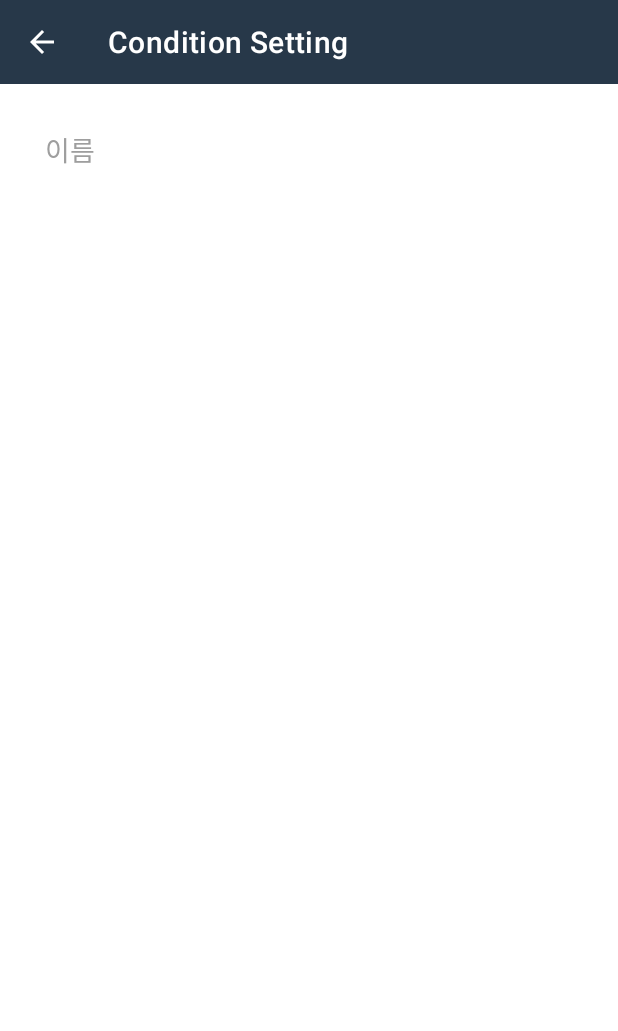
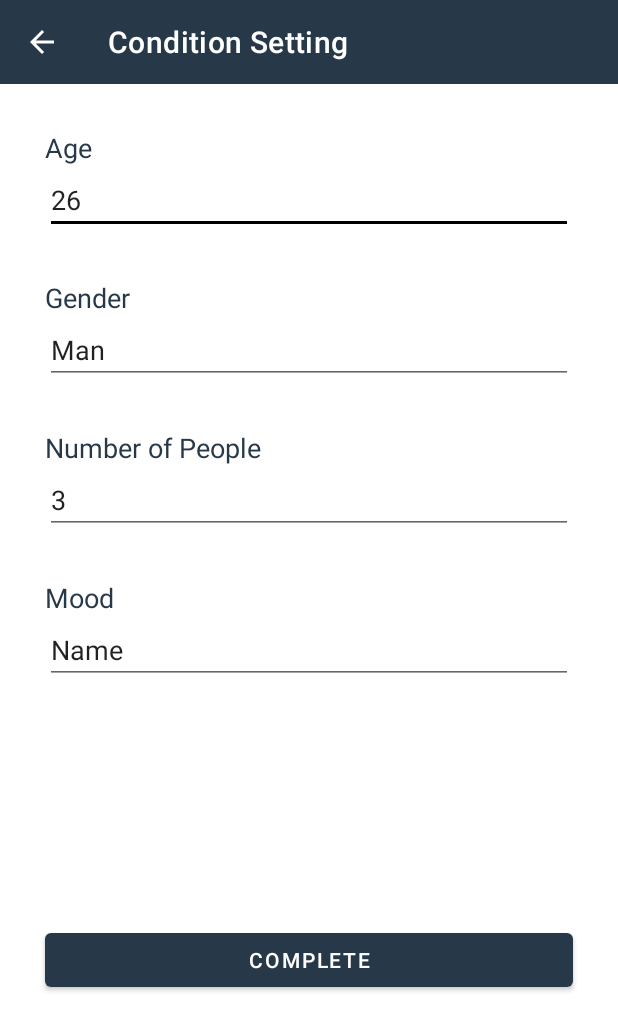
Before and after one commit to Capstone-Medium-Distance-App/Capstone-MDA-Android, an Android app: the LocationSettingFragment screen opened directly, with no data from a screen before it, on a phone screen of 412 x 824 dp. Shown: the top 1031 px of the screen. Run offline under Robolectric (Android 15) with nearby library versions, the light colour scheme and no system bars.

Commit message:
Create : location_setting 뷰와 location_main 뷰 완성

```diff
--- a/app/src/main/res/layout/fragment_location_setting.xml
+++ b/app/src/main/res/layout/fragment_location_setting.xml
@@ -11,6 +11,7 @@
         android:id="@+id/toolbar" />
 
     <LinearLayout
+        android:id="@+id/linearLayout"
         android:layout_width="match_parent"
         android:layout_height="wrap_content"
         android:layout_marginStart="30dp"
@@ -27,10 +28,86 @@
             android:layout_width="match_parent"
             android:layout_height="wrap_content"
             android:lineSpacingExtra="9sp"
-            android:text="이름"
-            android:textColor="@color/graytxt"
+            android:text="Age"
+            android:textColor="#273849"
             android:textSize="18sp"
             android:textStyle="normal" />
+
+        <EditText
+            android:id="@+id/edit_locationsetting_age"
+            android:layout_width="match_parent"
+            android:layout_height="wrap_content"
+            android:ems="10"
+            android:inputType="textPersonName"
+            android:text="26" />
+
+        <TextView
+            android:id="@+id/textView2"
+            android:layout_width="match_parent"
+            android:layout_height="wrap_content"
+            android:layout_marginTop="30dp"
+            android:text="Gender"
+            android:textColor="#273849"
+            android:textSize="18sp"
+            android:textStyle="normal" />
+
+        <EditText
+            android:id="@+id/edit_locationsetting_gender"
+            android:layout_width="match_parent"
+            android:layout_height="wrap_content"
+            android:ems="10"
+            android:inputType="textPersonName"
+            android:text="Man" />
+
+        <TextView
+            android:id="@+id/textView3"
+            android:layout_width="match_parent"
+            android:layout_height="wrap_content"
+            android:layout_marginTop="30dp"
+            android:text="Number of People"
+            android:textColor="#273849"
+            android:textSize="18sp"
+            android:textStyle="normal" />
+
+        <EditText
+            android:id="@+id/edit_locationsetting_num"
+            android:layout_width="match_parent"
+            android:layout_height="wrap_content"
+            android:ems="10"
+            android:inputType="textPersonName"
+            android:text="3" />
+
+        <TextView
+            android:id="@+id/textView4"
+            android:layout_width="match_parent"
+            android:layout_height="wrap_content"
+            android:layout_marginTop="30dp"
+            android:text="Mood"
+            android:textColor="#273849"
+            android:textSize="18sp"
+            android:textStyle="normal" />
+
+        <EditText
+            android:id="@+id/edit_locationsetting_mood"
+            android:layout_width="match_parent"
+            android:layout_height="wrap_content"
+            android:ems="10"
+            android:inputType="textPersonName"
+            android:text="Name" />
     </LinearLayout>
 
+    <Button
+        android:id="@+id/button"
+        android:layout_width="match_parent"
+        android:layout_height="wrap_content"
+        android:layout_marginStart="30dp"
+        android:layout_marginLeft="30dp"
+        android:layout_marginEnd="30dp"
+        android:layout_marginRight="30dp"
+        android:text="Complete"
+        app:layout_constraintBottom_toBottomOf="parent"
+        app:layout_constraintEnd_toEndOf="parent"
+        app:layout_constraintStart_toStartOf="parent"
+        app:layout_constraintTop_toBottomOf="@+id/linearLayout" />
+
 </androidx.constraintlayout.widget.ConstraintLayout>
```
Also changed, not shown: app/src/main/res/drawable/ic_cafe_24.xml (added, +10 -0 lines), app/src/main/res/drawable/ic_play_24.xml (added, +10 -0 lines), app/src/main/res/drawable/ic_restaurant_24.xml (added, +10 -0 lines), app/src/main/res/layout/fragment_location_main.xml (+27 -7 lines), app/src/main/res/menu/main_menu.xml (added, +19 -0 lines).
